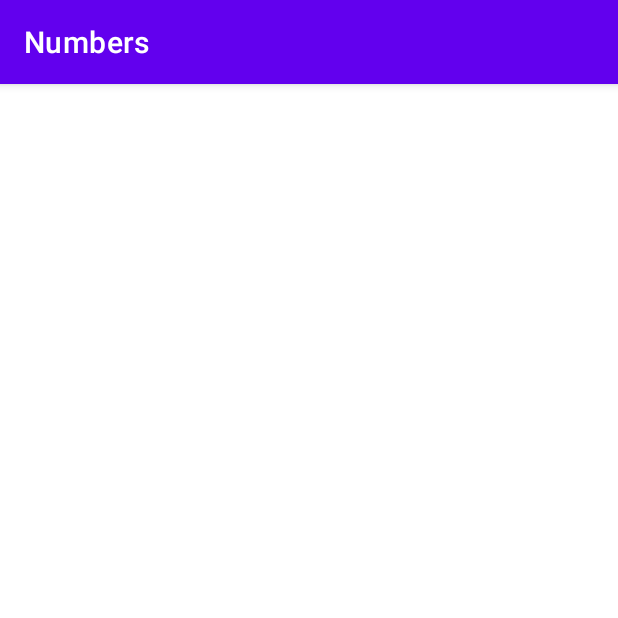
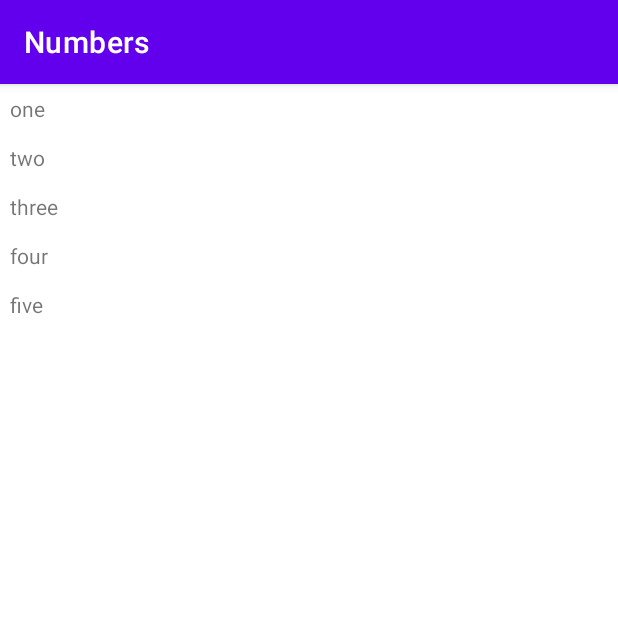
Before and after one commit to rabi04/Miwok-App, an Android app: the NumbersActivity screen opened directly, with no data from a screen before it, on a phone screen of 412 x 824 dp, the top half of it. Run offline under Robolectric (Android 15) with nearby library versions, the phone set to English and light mode, and no system bars.

Commit message:
add linear layout and textview in Numbers from NumbersActivity.java .

```diff
--- a/app/src/main/java/com/example/miwokapp/MainActivity.java
+++ b/app/src/main/java/com/example/miwokapp/MainActivity.java
@@ -5,8 +5,11 @@
 import android.content.DialogInterface;
 import android.content.Intent;
 import android.os.Bundle;
+import android.util.Log;
 import android.view.View;
 import android.widget.TextView;
+
+import java.util.ArrayList;
 
 public class MainActivity extends AppCompatActivity {
 
@@ -14,6 +17,7 @@
     protected void onCreate(Bundle savedInstanceState) {
         super.onCreate(savedInstanceState);
         setContentView(R.layout.activity_main);
+
         TextView openNumbersActivity = findViewById(R.id.numbers);
         TextView openFamilyActivity = findViewById(R.id.family);
         TextView openColorsActivity = findViewById(R.id.colors);
--- a/app/src/main/java/com/example/miwokapp/NumbersActivity.java
+++ b/app/src/main/java/com/example/miwokapp/NumbersActivity.java
@@ -3,6 +3,10 @@
 import androidx.appcompat.app.AppCompatActivity;
 
 import android.os.Bundle;
+import android.widget.LinearLayout;
+import android.widget.TextView;
+
+import java.util.ArrayList;
 
 public class NumbersActivity extends AppCompatActivity {
 
@@ -10,5 +14,18 @@
     protected void onCreate(Bundle savedInstanceState) {
         super.onCreate(savedInstanceState);
         setContentView(R.layout.activity_numbers);
+        ArrayList <String> number = new ArrayList<String>();
+        number.add("one");
+        number.add("two");
+        number.add("three");
+        number.add("four");
+        number.add("five");
+        LinearLayout rootView = findViewById(R.id.rootView);
+        for(int i = 0; i < number.size() ; i++) {
+            TextView textView = new TextView(this);
+            textView.setText(number.get(i));
+            textView.setPadding(10,10,10,10);
+            rootView.addView(textView);
+        }
     }
 }
--- a/app/src/main/res/layout/activity_numbers.xml
+++ b/app/src/main/res/layout/activity_numbers.xml
@@ -1,9 +1,11 @@
 <?xml version="1.0" encoding="utf-8"?>
-<androidx.constraintlayout.widget.ConstraintLayout xmlns:android="http://schemas.android.com/apk/res/android"
+<LinearLayout xmlns:android="http://schemas.android.com/apk/res/android"
     xmlns:app="http://schemas.android.com/apk/res-auto"
     xmlns:tools="http://schemas.android.com/tools"
     android:layout_width="match_parent"
     android:layout_height="match_parent"
+    android:id="@+id/rootView"
+    android:orientation="vertical"
     tools:context=".NumbersActivity">
 
-</androidx.constraintlayout.widget.ConstraintLayout>
+</LinearLayout>
```
